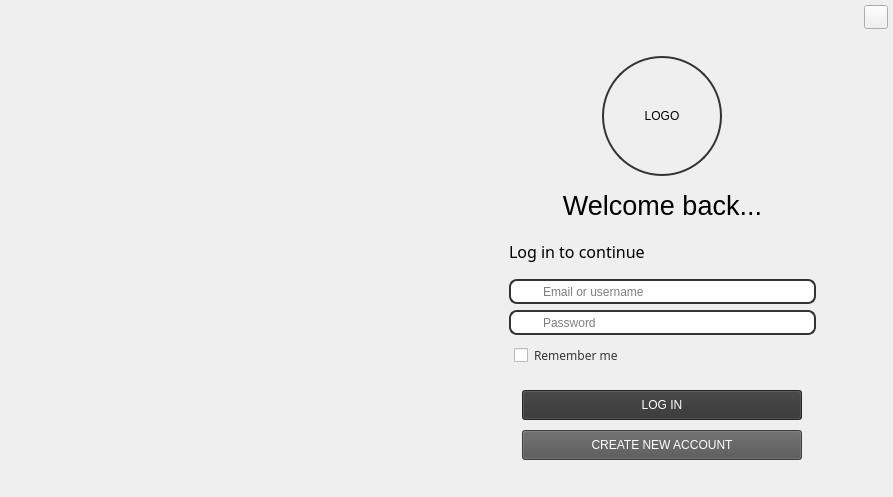
This is project/ui/interface.ui in mylinh130425/KTLT_K23416_Group2 as Qt 5 draws it before an edit. The edited form follows.
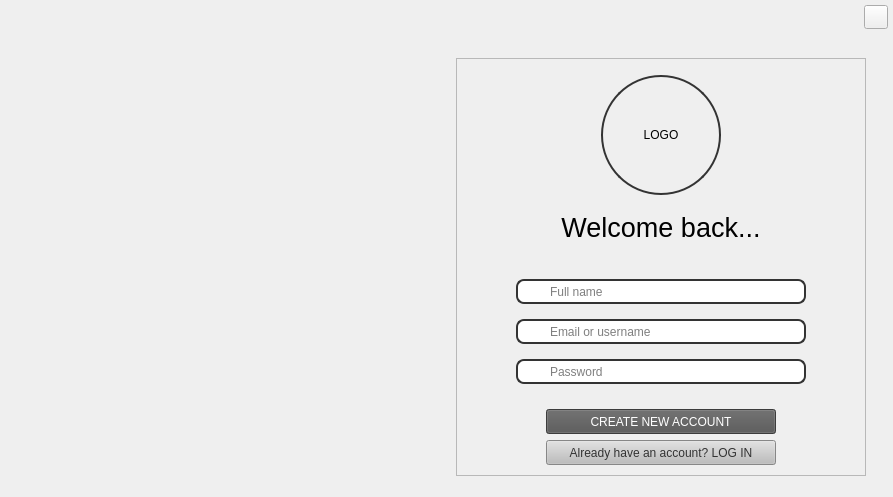
This is the edited form. Icons and pictures are not drawn. Custom widgets are drawn as their Qt base class.

Commit message: Use custome stacked widget - add transition animation

The edit to the form file:
```diff
--- a/project/ui/interface.ui
+++ b/project/ui/interface.ui
@@ -108,21 +108,55 @@
      <widget class="QStackedWidget" name="stackedWidget">
       <widget class="QWidget" name="Login_SignUp">
        <layout class="QVBoxLayout" name="verticalLayout_6">
-        <item>
+        <property name="spacing">
+         <number>0</number>
+        </property>
+        <property name="topMargin">
+         <number>0</number>
+        </property>
+        <property name="bottomMargin">
+         <number>0</number>
+        </property>
+        <item alignment="Qt::AlignVCenter">
          <widget class="QWidget" name="body_welcome" native="true">
           <layout class="QHBoxLayout" name="horizontalLayout_12">
+           <property name="spacing">
+            <number>0</number>
+           </property>
+           <property name="bottomMargin">
+            <number>0</number>
+           </property>
            <item>
-            <widget class="QStackedWidget" name="stackedWidget_10">
-             <widget class="QWidget" name="left_login_page"/>
+            <widget class="QCustomQStackedWidget" name="wellcome_stackedWidget">
+             <widget class="QWidget" name="left_login_page">
+              <property name="styleSheet">
+               <string notr="true"/>
+              </property>
+             </widget>
              <widget class="QWidget" name="left_signup_page"/>
             </widget>
            </item>
            <item>
-            <widget class="QStackedWidget" name="stackedWidget_11">
+            <widget class="QCustomQStackedWidget" name="login_signup_stackedWidget">
+             <property name="cursor">
+              <cursorShape>PointingHandCursor</cursorShape>
+             </property>
+             <property name="currentIndex">
+              <number>1</number>
+             </property>
              <widget class="QWidget" name="right_login_page">
               <layout class="QVBoxLayout" name="verticalLayout_3">
                <item alignment="Qt::AlignHCenter">
-                <widget class="QLabel" name="profile_photo">
+                <widget class="QFrame" name="frame">
+                 <property name="frameShape">
+                  <enum>QFrame::StyledPanel</enum>
+                 </property>
+                 <property name="frameShadow">
+                  <enum>QFrame::Raised</enum>
+                 </property>
+                 <layout class="QVBoxLayout" name="verticalLayout_4">
+                  <item alignment="Qt::AlignHCenter">
+                   <widget class="QLabel" name="login_photo_label">
                  <property name="minimumSize">
                   <size>
                    <width>120</width>
@@ -146,7 +180,7 @@
                  </property>
                 </widget>
                </item>
-               <item>
+                  <item alignment="Qt::AlignHCenter">
                 <widget class="QLabel" name="label_21">
                  <property name="sizePolicy">
                   <sizepolicy hsizetype="Preferred" vsizetype="Preferred">
@@ -218,7 +252,7 @@
                     <widget class="QLineEdit" name="username_lineEdit">
                      <property name="minimumSize">
                       <size>
-                       <width>0</width>
+                          <width>250</width>
                        <height>25</height>
                       </size>
                      </property>
@@ -234,7 +268,7 @@
                     <widget class="QLineEdit" name="password_lineEdit">
                      <property name="minimumSize">
                       <size>
-                       <width>0</width>
+                          <width>250</width>
                        <height>25</height>
                       </size>
                      </property>
@@ -282,13 +316,13 @@
                     <widget class="QPushButton" name="login_button">
                      <property name="minimumSize">
                       <size>
-                       <width>280</width>
+                          <width>230</width>
                        <height>30</height>
                       </size>
                      </property>
                      <property name="maximumSize">
                       <size>
-                       <width>280</width>
+                          <width>230</width>
                        <height>30</height>
                       </size>
                      </property>
@@ -304,13 +338,13 @@
                     <widget class="QPushButton" name="register_screen_button">
                      <property name="minimumSize">
                       <size>
-                       <width>280</width>
+                          <width>230</width>
                        <height>30</height>
                       </size>
                      </property>
                      <property name="maximumSize">
                       <size>
-                       <width>280</width>
+                          <width>230</width>
                        <height>30</height>
                       </size>
                      </property>
@@ -328,7 +362,235 @@
                </item>
               </layout>
              </widget>
-             <widget class="QWidget" name="right_signup_page"/>
+               </item>
+              </layout>
+             </widget>
+             <widget class="QWidget" name="right_signup_page">
+              <layout class="QVBoxLayout" name="verticalLayout_13">
+               <item>
+                <widget class="QFrame" name="frame_2">
+                 <property name="frameShape">
+                  <enum>QFrame::StyledPanel</enum>
+                 </property>
+                 <property name="frameShadow">
+                  <enum>QFrame::Raised</enum>
+                 </property>
+                 <layout class="QVBoxLayout" name="verticalLayout_9">
+                  <property name="spacing">
+                   <number>0</number>
+                  </property>
+                  <property name="topMargin">
+                   <number>9</number>
+                  </property>
+                  <property name="bottomMargin">
+                   <number>0</number>
+                  </property>
+                  <item alignment="Qt::AlignHCenter">
+                   <widget class="QLabel" name="signup_photo_label">
+                    <property name="minimumSize">
+                     <size>
+                      <width>120</width>
+                      <height>120</height>
+                     </size>
+                    </property>
+                    <property name="maximumSize">
+                     <size>
+                      <width>120</width>
+                      <height>120</height>
+                     </size>
+                    </property>
+                    <property name="styleSheet">
+                     <string notr="true">border-radius: 60px;  border: 1.5px solid #333;</string>
+                    </property>
+                    <property name="text">
+                     <string>LOGO</string>
+                    </property>
+                    <property name="alignment">
+                     <set>Qt::AlignCenter</set>
+                    </property>
+                   </widget>
+                  </item>
+                  <item alignment="Qt::AlignHCenter">
+                   <widget class="QLabel" name="label_31">
+                    <property name="sizePolicy">
+                     <sizepolicy hsizetype="Preferred" vsizetype="Preferred">
+                      <horstretch>0</horstretch>
+                      <verstretch>0</verstretch>
+                     </sizepolicy>
+                    </property>
+                    <property name="maximumSize">
+                     <size>
+                      <width>16777215</width>
+                      <height>50</height>
+                     </size>
+                    </property>
+                    <property name="font">
+                     <font>
+                      <pointsize>20</pointsize>
+                     </font>
+                    </property>
+                    <property name="text">
+                     <string>Welcome back...</string>
+                    </property>
+                    <property name="scaledContents">
+                     <bool>true</bool>
+                    </property>
+                    <property name="alignment">
+                     <set>Qt::AlignCenter</set>
+                    </property>
+                   </widget>
+                  </item>
+                  <item>
+                   <layout class="QVBoxLayout" name="verticalLayout_10">
+                    <property name="leftMargin">
+                     <number>50</number>
+                    </property>
+                    <property name="topMargin">
+                     <number>5</number>
+                    </property>
+                    <property name="rightMargin">
+                     <number>50</number>
+                    </property>
+                    <property name="bottomMargin">
+                     <number>0</number>
+                    </property>
+                    <item>
+                     <layout class="QVBoxLayout" name="verticalLayout_11">
+                      <property name="spacing">
+                       <number>15</number>
+                      </property>
+                      <property name="sizeConstraint">
+                       <enum>QLayout::SetMinimumSize</enum>
+                      </property>
+                      <property name="topMargin">
+                       <number>15</number>
+                      </property>
+                      <property name="rightMargin">
+                       <number>0</number>
+                      </property>
+                      <property name="bottomMargin">
+                       <number>0</number>
+                      </property>
+                      <item>
+                       <widget class="QLineEdit" name="full_name_lineEdit">
+                        <property name="minimumSize">
+                         <size>
+                          <width>0</width>
+                          <height>25</height>
+                         </size>
+                        </property>
+                        <property name="styleSheet">
+                         <string notr="true">border:1.5px solid #333; border-radius:8px;padding-left:30px</string>
+                        </property>
+                        <property name="text">
+                         <string/>
+                        </property>
+                        <property name="placeholderText">
+                         <string>Full name</string>
+                        </property>
+                       </widget>
+                      </item>
+                      <item>
+                       <widget class="QLineEdit" name="signup_username_lineEdit">
+                        <property name="minimumSize">
+                         <size>
+                          <width>0</width>
+                          <height>25</height>
+                         </size>
+                        </property>
+                        <property name="styleSheet">
+                         <string notr="true">border:1.5px solid #333; border-radius:8px;padding-left:30px</string>
+                        </property>
+                        <property name="placeholderText">
+                         <string>Email or username</string>
+                        </property>
+                       </widget>
+                      </item>
+                      <item>
+                       <widget class="QLineEdit" name="signup_password_lineEdit">
+                        <property name="minimumSize">
+                         <size>
+                          <width>0</width>
+                          <height>25</height>
+                         </size>
+                        </property>
+                        <property name="styleSheet">
+                         <string notr="true">border:1.5px solid #333; border-radius:8px;padding-left:30px</string>
+                        </property>
+                        <property name="placeholderText">
+                         <string>Password</string>
+                        </property>
+                       </widget>
+                      </item>
+                     </layout>
+                    </item>
+                    <item>
+                     <layout class="QVBoxLayout" name="verticalLayout_12">
+                      <property name="spacing">
+                       <number>6</number>
+                      </property>
+                      <property name="sizeConstraint">
+                       <enum>QLayout::SetMinimumSize</enum>
+                      </property>
+                      <property name="topMargin">
+                       <number>25</number>
+                      </property>
+                      <item alignment="Qt::AlignHCenter">
+                       <widget class="QPushButton" name="signup_button">
+                        <property name="minimumSize">
+                         <size>
+                          <width>230</width>
+                          <height>25</height>
+                         </size>
+                        </property>
+                        <property name="maximumSize">
+                         <size>
+                          <width>230</width>
+                          <height>25</height>
+                         </size>
+                        </property>
+                        <property name="cursor">
+                         <cursorShape>PointingHandCursor</cursorShape>
+                        </property>
+                        <property name="styleSheet">
+                         <string notr="true">background-color:#545454;color:white</string>
+                        </property>
+                        <property name="text">
+                         <string>CREATE NEW ACCOUNT</string>
+                        </property>
+                       </widget>
+                      </item>
+                      <item alignment="Qt::AlignHCenter">
+                       <widget class="QPushButton" name="to_login_button">
+                        <property name="minimumSize">
+                         <size>
+                          <width>230</width>
+                          <height>25</height>
+                         </size>
+                        </property>
+                        <property name="maximumSize">
+                         <size>
+                          <width>230</width>
+                          <height>25</height>
+                         </size>
+                        </property>
+                        <property name="styleSheet">
+                         <string notr="true">background-color:#bdbdbd;color:#333</string>
+                        </property>
+                        <property name="text">
+                         <string>Already have an account? LOG IN</string>
+                        </property>
+                       </widget>
+                      </item>
+                     </layout>
+                    </item>
+                   </layout>
+                  </item>
+                 </layout>
+                </widget>
+               </item>
+              </layout>
+             </widget>
             </widget>
            </item>
           </layout>
```
Left out of the diff: 8 changed lines with no effect on the pictures. Lines whose indentation alone changed are shown as unchanged. The commit also changes 3 other files.
